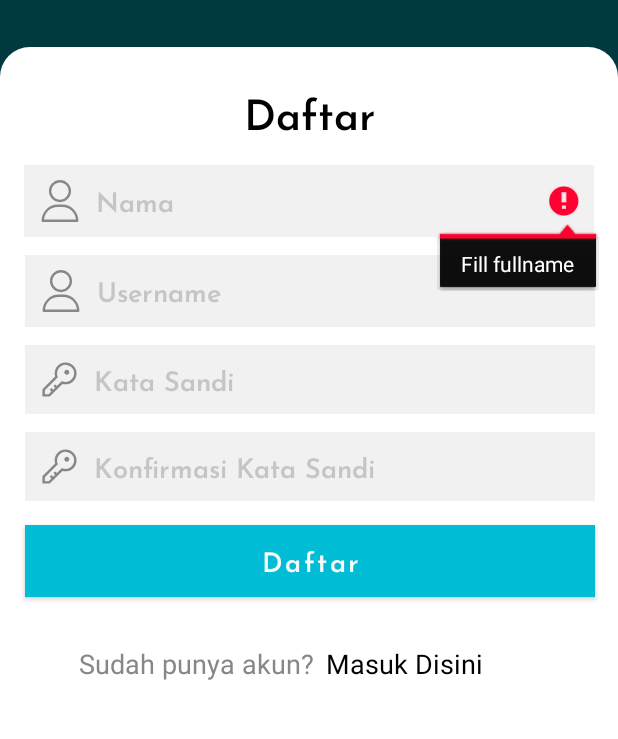
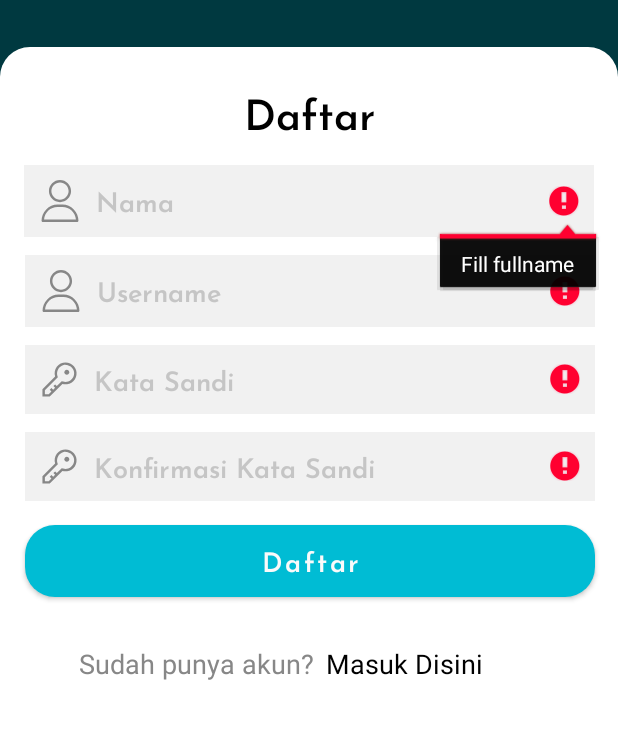
Before and after one commit to aguskertha/ToDoListApp, an Android app: the RegisterActivity screen opened directly, with no data from a screen before it, after a tap on "Daftar", on a phone screen of 412 x 824 dp, the part 148-887 px from its top. Run offline under Robolectric (Android 15) with nearby library versions, the phone set to English and light mode, and no system bars.

Commit message:
Config DB Login Regis

```diff
--- a/app/build.gradle
+++ b/app/build.gradle
@@ -39,6 +39,9 @@ android {
 
 dependencies {
 
+    implementation 'androidx.viewpager2:viewpager2:1.0.0-beta04'
+    implementation 'androidx.fragment:fragment-ktx:1.2.0-alpha04'
+    implementation 'com.google.android.material:material:1.1.0-alpha10'
     implementation 'androidx.appcompat:appcompat:1.3.1'
     implementation 'com.google.android.material:material:1.4.0'
     implementation 'androidx.constraintlayout:constraintlayout:2.1.1'
--- a/app/src/main/java/com/example/todoapp/AddNewTask.java
+++ b/app/src/main/java/com/example/todoapp/AddNewTask.java
@@ -26,7 +26,7 @@ public class AddNewTask extends BottomSheetDialogFragment {
     private Button btnAddTask;
     private DataBaseHelper db;
     private int userID;
-    //AD
+
     public AddNewTask(int userID){
         this.userID = userID;
     }
--- a/app/src/main/java/com/example/todoapp/RegisterActivity.java
+++ b/app/src/main/java/com/example/todoapp/RegisterActivity.java
@@ -25,11 +25,19 @@ public class RegisterActivity extends AppCompatActivity {
         binding = ActivityRegisterBinding.inflate(getLayoutInflater());
         setContentView(binding.getRoot());
 
+        binding.tvRegLogin.setOnClickListener(new View.OnClickListener() {
+            @Override
+            public void onClick(View view) {
+                startActivity(new Intent(RegisterActivity.this, LoginActivity.class));
+                finish();
+            }
+        });
 
         db = new DataBaseHelper(getApplicationContext());
         binding.btnLogRegister.setOnClickListener(new View.OnClickListener() {
             @Override
             public void onClick(View view) {
+                boolean empty = false;
                 String username = binding.edtRegUsername.getText().toString().trim();
                 String fullname = binding.edtRegName.getText().toString().trim();
                 String password = binding.edtRegPassword.getText().toString().trim();
@@ -37,18 +45,28 @@ public class RegisterActivity extends AppCompatActivity {
 
                 if(fullname.isEmpty()){
                     binding.edtRegName.setError("Fill fullname");
-                    return;
+                    empty = true;
                 }
                 if(username.isEmpty()){
                     binding.edtRegUsername.setError("Fill username");
+                    empty = true;
+                }
+                if(password.isEmpty()){
+                    binding.edtRegPassword.setError("Fill password");
+                    empty = true;
+                }
+                if(confirmPassword.isEmpty()){
+                    binding.edtRegConfirmPass.setError("Fill confirm password");
+                    empty = true;
+                }
+                if(!password.equals(confirmPassword)){
+                    binding.edtRegConfirmPass.setError("Password not match");
+                    binding.edtRegPassword.setError("Password not match");
+                    empty = true;
+                }
+                if(empty){
                     return;
                 }
-                if(password.isEmpty() || confirmPassword.isEmpty()){
-                    binding.edtRegPassword.setError("Fill password");
-                    binding.edtRegConfirmPass.setError("Fill confirm password");
-                    return;
-                }
-
                 User user = new User();
                 user.setUsername(username);
                 user.setFullname(fullname);
@@ -57,6 +75,7 @@ public class RegisterActivity extends AppCompatActivity {
                     Toast.makeText(getApplicationContext(), "Successful created account", Toast.LENGTH_SHORT).show();
                     Intent intent = new Intent(RegisterActivity.this, LoginActivity.class);
                     startActivity(intent);
+                    finish();
                 }
                 else{
                     Toast.makeText(getApplicationContext(), "Wrong input!!!", Toast.LENGTH_SHORT).show();
@@ -65,4 +84,5 @@ public class RegisterActivity extends AppCompatActivity {
         });
 
     }
+
 }
--- /dev/null
+++ b/app/src/main/res/drawable/round_corner_all.xml
@@ -0,0 +1,12 @@
+<?xml version="1.0" encoding="utf-8"?>
+<shape xmlns:android="http://schemas.android.com/apk/res/android">
+    <solid
+        android:color="@color/white"/>
+
+    <corners
+        android:topLeftRadius="20dp"
+        android:topRightRadius="20dp"
+        android:bottomLeftRadius="20dp"
+        android:bottomRightRadius="20dp"
+        />
+</shape>
--- a/app/src/main/res/layout/activity_login.xml
+++ b/app/src/main/res/layout/activity_login.xml
@@ -112,7 +112,7 @@
                 android:layout_width="0dp"
                 android:layout_height="wrap_content"
                 android:layout_marginTop="32dp"
-                android:background="@color/black"
+                android:background="@drawable/round_corner_all"
                 android:fontFamily="@font/josefin_sans_semibold"
                 android:text="Masuk"
                 android:textAllCaps="false"
--- a/app/src/main/res/layout/activity_register.xml
+++ b/app/src/main/res/layout/activity_register.xml
@@ -109,7 +109,7 @@
                 android:layout_width="0dp"
                 android:layout_height="wrap_content"
                 android:layout_marginTop="16dp"
-                android:background="@color/black"
+                android:background="@drawable/round_corner_all"
                 android:fontFamily="@font/josefin_sans_semibold"
                 android:text="Daftar"
                 android:textAllCaps="false"
@@ -171,7 +171,7 @@
                 app:layout_constraintTop_toBottomOf="@+id/btn_log_register" />
 
             <TextView
-                android:id="@+id/tv_log_lupapassword"
+                android:id="@+id/tv_reg_login"
                 android:layout_width="wrap_content"
                 android:layout_height="wrap_content"
                 android:layout_marginStart="8dp"
```
Also changed, not shown: app/src/main/java/com/example/todoapp/LoginActivity.java (+14 -2 lines).
